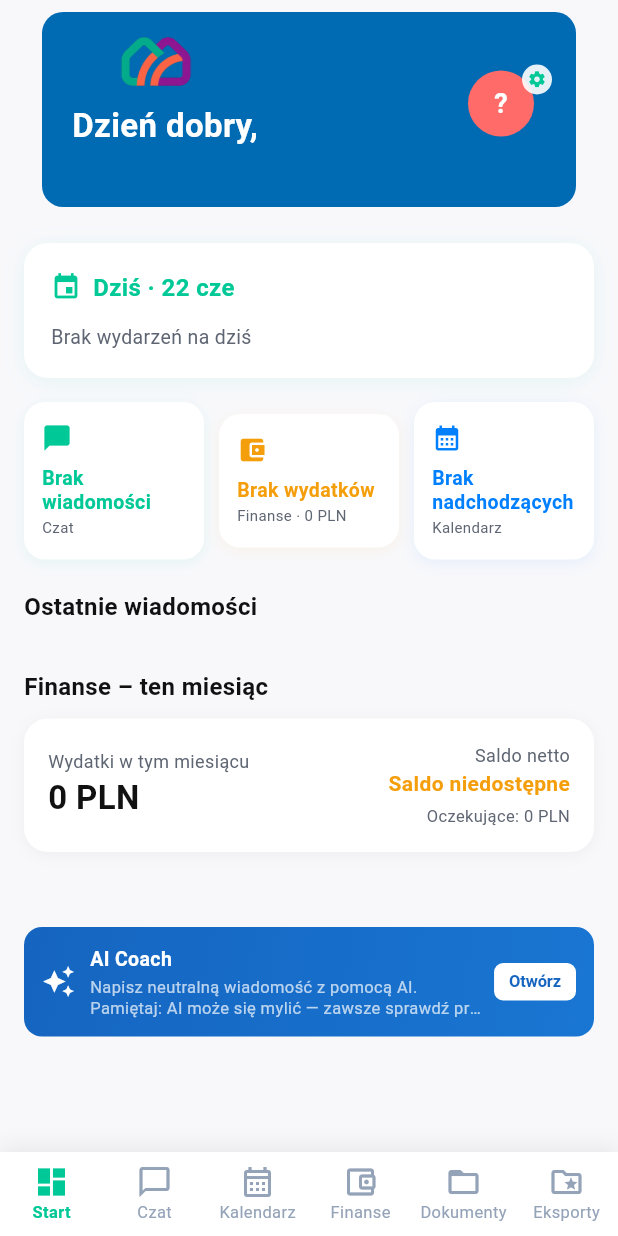
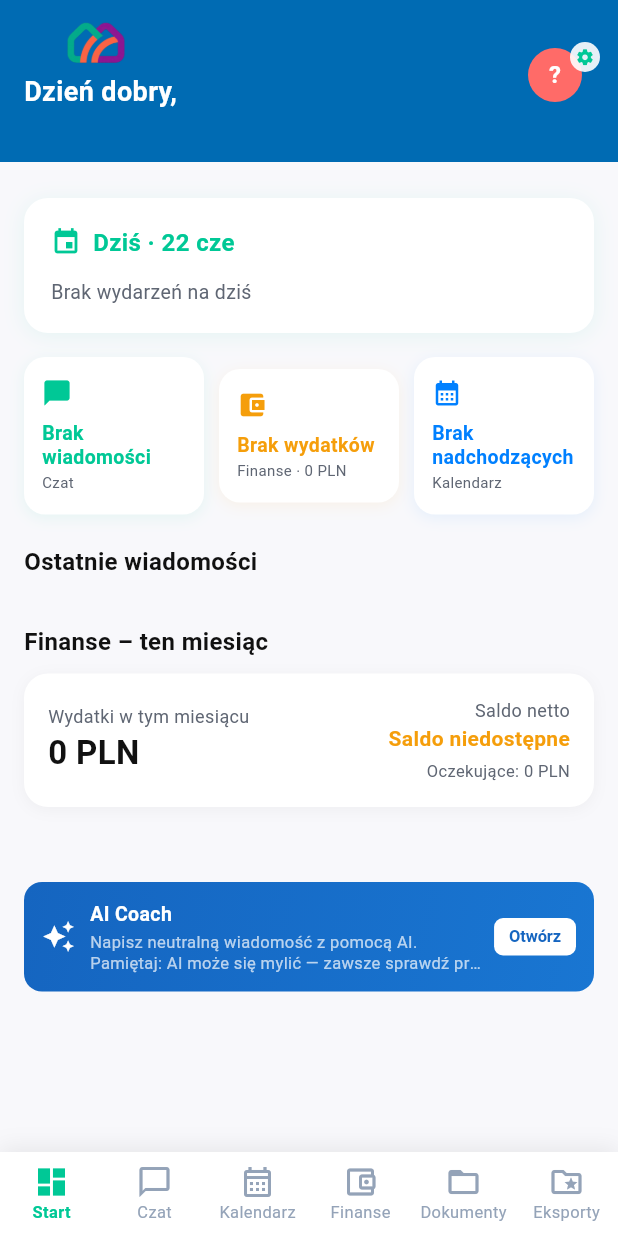
Before and after one commit to coparentes-cmd/Coparentes-App-vol-2, a Flutter app: the ParentDashboard screen opened directly, on a phone screen of 412 x 824 dp. Run offline on Flutter 3.47's test engine with Material 3 defaults, Android fonts, the phone set to English and light mode, and no system bars; our stand-ins replace file_picker, flutter_secure_storage, image_picker, pdf, shared_preferences, table_calendar; missing offline and left inert: dart:html; accounts and stored records are empty; network calls fail; project files that could hold a hidden picture were left out.

Commit message:
Popraw nawigację finansów, nagłówek mobile i kategorie czatu.
Kafelki statusów w Saldo prowadzą do filtrowanych wydatków, Start otwiera wydatek przez GlobalKey, kategoria Finanse zastępuje Finansowe, a nagłówek zakładek jest pełnej szerokości na telefonie.

Co-authored-by: Cursor <cursoragent@cursor.com>

```diff
--- a/lib/config/messaging_categories.dart
+++ b/lib/config/messaging_categories.dart
@@ -5,9 +5,8 @@ const String familyCategoryChannel = 'Rodzina';
 const List<String> messagingParentCategoryChannels = [
   'Szkoła',
   'Zdrowie',
-  'Finansowe',
+  'Finanse',
   'Zmiana grafiku',
-  'Inne',
 ];
 
 /// All category chips shown to parents (family channel first).
@@ -26,8 +25,10 @@ bool isCategoryChannel(MessageThread thread) {
   if (isFamilyChannel(thread)) {
     return false;
   }
-  return messagingParentCategoryChannels.contains(thread.category) &&
-      thread.subject == thread.category;
+  final category = thread.category == 'Finansowe' ? 'Finanse' : thread.category;
+  final subject = thread.subject == 'Finansowe' ? 'Finanse' : thread.subject;
+  return messagingParentCategoryChannels.contains(category) &&
+      subject == category;
 }
 
 MessageThread? findFamilyChannel(List<MessageThread> threads) {
@@ -52,6 +53,16 @@ MessageThread? findCategoryChannel(
       return thread;
     }
   }
+
+  // Legacy channel name before rename Finansowe → Finanse.
+  if (category == 'Finanse') {
+    for (final thread in threads) {
+      if (thread.category == 'Finansowe' && thread.subject == 'Finansowe') {
+        return thread;
+      }
+    }
+  }
+
   return null;
 }
 
@@ -70,7 +81,9 @@ MessageThread? findCategoryThreadFallback(
 
   MessageThread? newest;
   for (final thread in threads) {
-    if (thread.category != category) {
+    final threadCategory =
+        thread.category == 'Finansowe' ? 'Finanse' : thread.category;
+    if (threadCategory != category && thread.category != category) {
       continue;
     }
     if (newest == null || thread.lastActivity.isAfter(newest.lastActivity)) {
@@ -88,11 +101,12 @@ String categoryChannelSubtitle(String category) {
       return 'Lekcje, zebrania, oceny';
     case 'Zdrowie':
       return 'Wizyty, recepty, badania';
+    case 'Finanse':
     case 'Finansowe':
       return 'Wydatki, rozliczenia';
     case 'Zmiana grafiku':
       return 'Opieka, wymiany terminów';
     default:
-      return 'Inne sprawy rodzinne';
+      return 'Sprawy rodzinne';
   }
 }
--- a/lib/models/models.dart
+++ b/lib/models/models.dart
@@ -154,6 +154,7 @@ class MessageThread {
         return Icons.school;
       case 'Zdrowie':
         return Icons.medical_services;
+      case 'Finanse':
       case 'Finansowe':
         return Icons.account_balance_wallet;
       case 'Zmiana grafiku':
@@ -171,6 +172,7 @@ class MessageThread {
         return const Color(0xFF1565C0);
       case 'Zdrowie':
         return const Color(0xFFD32F2F);
+      case 'Finanse':
       case 'Finansowe':
         return const Color(0xFF388E3C);
       case 'Zmiana grafiku':
--- a/lib/screens/dashboard/parent_dashboard.dart
+++ b/lib/screens/dashboard/parent_dashboard.dart
@@ -33,6 +33,7 @@ class _ParentDashboardState extends State<ParentDashboard> {
   int _openThreadRequestId = 0;
   String? _pendingOpenExpenseId;
   int _openExpenseRequestId = 0;
+  final GlobalKey<FinanceScreenState> _financeScreenKey = GlobalKey();
 
   void _navigateToTab(int index) {
     setState(() => _selectedIndex = index);
@@ -68,6 +69,12 @@ class _ParentDashboardState extends State<ParentDashboard> {
       _selectedIndex = 3;
     });
     _refreshFinanceNow();
+    WidgetsBinding.instance.addPostFrameCallback((_) {
+      if (!mounted) return;
+      WidgetsBinding.instance.addPostFrameCallback((_) {
+        _financeScreenKey.currentState?.openExpense(expenseId);
+      });
+    });
   }
 
   void _returnFromChatThread() {
@@ -111,6 +118,7 @@ class _ParentDashboardState extends State<ParentDashboard> {
             focusRequestId: _calendarFocusRequestId,
           ),
           FinanceScreen(
+            key: _financeScreenKey,
             openExpenseId: _pendingOpenExpenseId,
             openExpenseRequestId: _openExpenseRequestId,
           ),
@@ -289,12 +297,18 @@ class _DashboardHome extends StatelessWidget {
         : 'Brak danych';
 
     final firstName = user?.name.split(' ').first ?? '';
+    final compact = isCompactPhoneLayout(context);
 
     return ParentTabScaffold(
       headerColor: AppTheme.brandHeaderBlue,
-      headerHeight: 130,
+      headerHeight: compact ? 108 : 130,
       header: Padding(
-        padding: const EdgeInsets.fromLTRB(20, 14, 20, 14),
+        padding: EdgeInsets.fromLTRB(
+          compact ? 16 : 20,
+          compact ? 8 : 14,
+          compact ? 16 : 20,
+          compact ? 8 : 14,
+        ),
         child: Row(
           crossAxisAlignment: CrossAxisAlignment.center,
           children: [
@@ -303,22 +317,25 @@ class _DashboardHome extends StatelessWidget {
                 crossAxisAlignment: CrossAxisAlignment.start,
                 mainAxisAlignment: MainAxisAlignment.center,
                 children: [
-                  const BrandLogo(width: 112, height: 34),
-                  const SizedBox(height: 10),
+                  BrandLogo(
+                    width: compact ? 96 : 112,
+                    height: compact ? 28 : 34,
+                  ),
+                  SizedBox(height: compact ? 6 : 10),
                   Text(
                     'Dzień dobry, $firstName',
-                    style: const TextStyle(
+                    style: TextStyle(
                       color: Colors.white,
-                      fontSize: 22,
+                      fontSize: compact ? 18 : 22,
                       fontWeight: FontWeight.w700,
                     ),
                   ),
-                  const SizedBox(height: 3),
+                  SizedBox(height: compact ? 2 : 3),
                   Text(
                     workspace?.name ?? '',
                     style: TextStyle(
                       color: Colors.white.withValues(alpha: 0.75),
-                      fontSize: 13,
+                      fontSize: compact ? 12 : 13,
                     ),
                   ),
                   if (highConflict) ...[
@@ -348,20 +365,20 @@ class _DashboardHome extends StatelessWidget {
             GestureDetector(
               onTap: () => _openSettings(context),
               child: SizedBox(
-                width: 52,
-                height: 52,
+                width: compact ? 44 : 52,
+                height: compact ? 44 : 52,
                 child: Stack(
                   clipBehavior: Clip.none,
                   children: [
                     CircleAvatar(
-                      radius: 22,
+                      radius: compact ? 18 : 22,
                       backgroundColor: AppTheme.coralColor,
                       child: Text(
                         firstName.isNotEmpty ? firstName[0] : '?',
-                        style: const TextStyle(
+                        style: TextStyle(
                           color: Colors.white,
                           fontWeight: FontWeight.bold,
-                          fontSize: 18,
+                          fontSize: compact ? 16 : 18,
                         ),
                       ),
                     ),
--- a/lib/utils/layout_utils.dart
+++ b/lib/utils/layout_utils.dart
@@ -5,9 +5,30 @@ bool isCompactPhoneLayout(BuildContext context) {
   return MediaQuery.sizeOf(context).shortestSide < 600;
 }
 
-/// Parent tab header side inset — wider margins on phone, unchanged on web/desktop.
+/// Parent tab header side inset — edge-to-edge on phone, inset on web/desktop.
 double parentTabHeaderHorizontalInset(BuildContext context) {
-  return isCompactPhoneLayout(context) ? 28.0 : 16.0;
+  return isCompactPhoneLayout(context) ? 0.0 : 16.0;
+}
+
+/// Top gap above header bar (below status bar).
+double parentTabHeaderTopInset(BuildContext context) {
+  return isCompactPhoneLayout(context) ? 0.0 : 8.0;
+}
+
+/// Shorter header row on phone; unchanged on web/desktop.
+double parentTabResolvedHeaderHeight(BuildContext context, double height) {
+  if (!isCompactPhoneLayout(context)) {
+    return height;
+  }
+  if (height > 80) {
+    return 108;
+  }
+  return 46;
+}
+
+/// Shorter tab row under header on phone.
+double parentTabResolvedTabBarHeight(BuildContext context) {
+  return isCompactPhoneLayout(context) ? 40.0 : 48.0;
 }
 
 /// Icon-only header pills when the label is too long for narrow phones.
--- a/lib/widgets/parent_tab_scaffold.dart
+++ b/lib/widgets/parent_tab_scaffold.dart
@@ -40,6 +40,14 @@ class ParentTabScaffold extends StatelessWidget {
     final color = headerColor ?? AppTheme.brandHeaderBlue;
     final topPadding = MediaQuery.paddingOf(context).top;
     final sideInset = parentTabHeaderHorizontalInset(context);
+    final topGap = parentTabHeaderTopInset(context);
+    final compact = isCompactPhoneLayout(context);
+    final resolvedHeaderHeight =
+        parentTabResolvedHeaderHeight(context, headerHeight);
+    final resolvedTabBarHeight = parentTabResolvedTabBarHeight(context);
+    final headerRadius = compact
+        ? BorderRadius.zero
+        : BorderRadius.circular(borderRadius);
 
     return Scaffold(
       backgroundColor: AppTheme.surfaceColor,
@@ -50,20 +58,20 @@ class ParentTabScaffold extends StatelessWidget {
           Padding(
             padding: EdgeInsets.fromLTRB(
               sideInset,
-              topPadding + topInset,
+              topPadding + topGap,
               sideInset,
               0,
             ),
             child: Material(
               color: color,
-              borderRadius: BorderRadius.circular(borderRadius),
+              borderRadius: headerRadius,
               clipBehavior: Clip.antiAlias,
               elevation: 0,
               child: Column(
                 mainAxisSize: MainAxisSize.min,
                 children: [
                   SizedBox(
-                    height: headerHeight,
+                    height: resolvedHeaderHeight,
                     child: header ??
                         AppBar(
                           primary: false,
@@ -72,14 +80,18 @@ class ParentTabScaffold extends StatelessWidget {
                           scrolledUnderElevation: 0,
                           backgroundColor: Colors.transparent,
                           foregroundColor: Colors.white,
+                          toolbarHeight: resolvedHeaderHeight,
                           title: Text(title!),
                           actions: actions,
                         ),
                   ),
                   if (tabBar != null)
-                    Material(
-                      color: Colors.transparent,
-                      child: tabBar!,
+                    SizedBox(
+                      height: resolvedTabBarHeight,
+                      child: Material(
+                        color: Colors.transparent,
+                        child: tabBar!,
+                      ),
                     ),
                 ],
               ),
```
Also changed, not shown: lib/screens/finance/finance_screen.dart (+56 -21 lines), lib/screens/messaging/messaging_screen.dart (+3 -13 lines).
